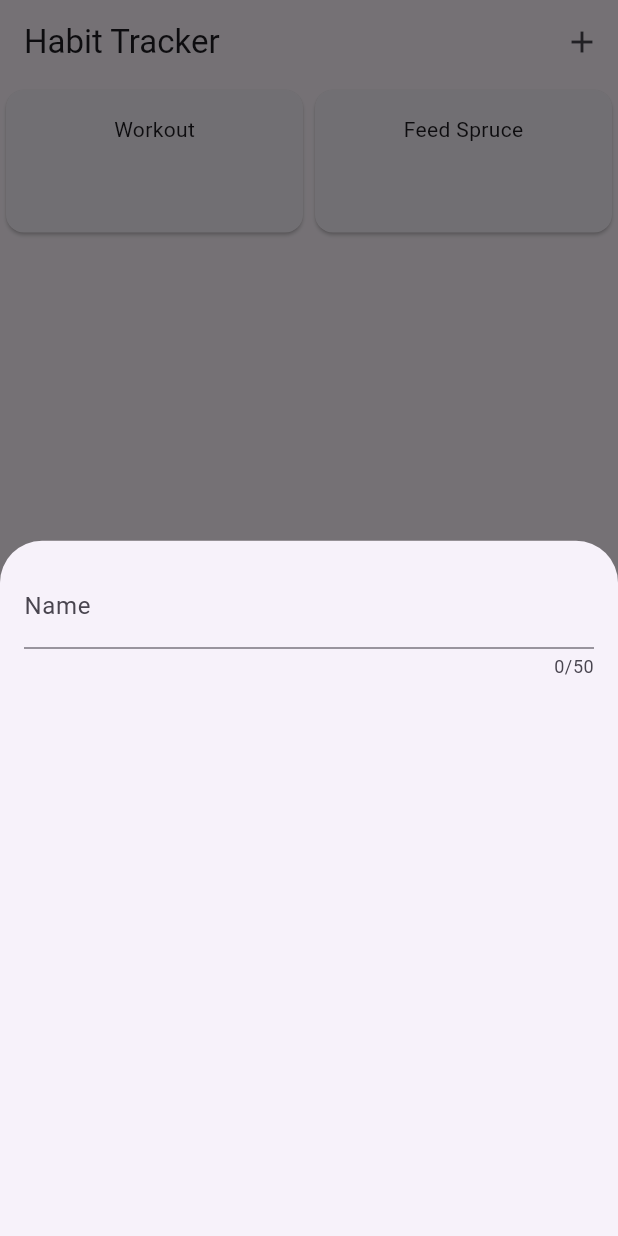
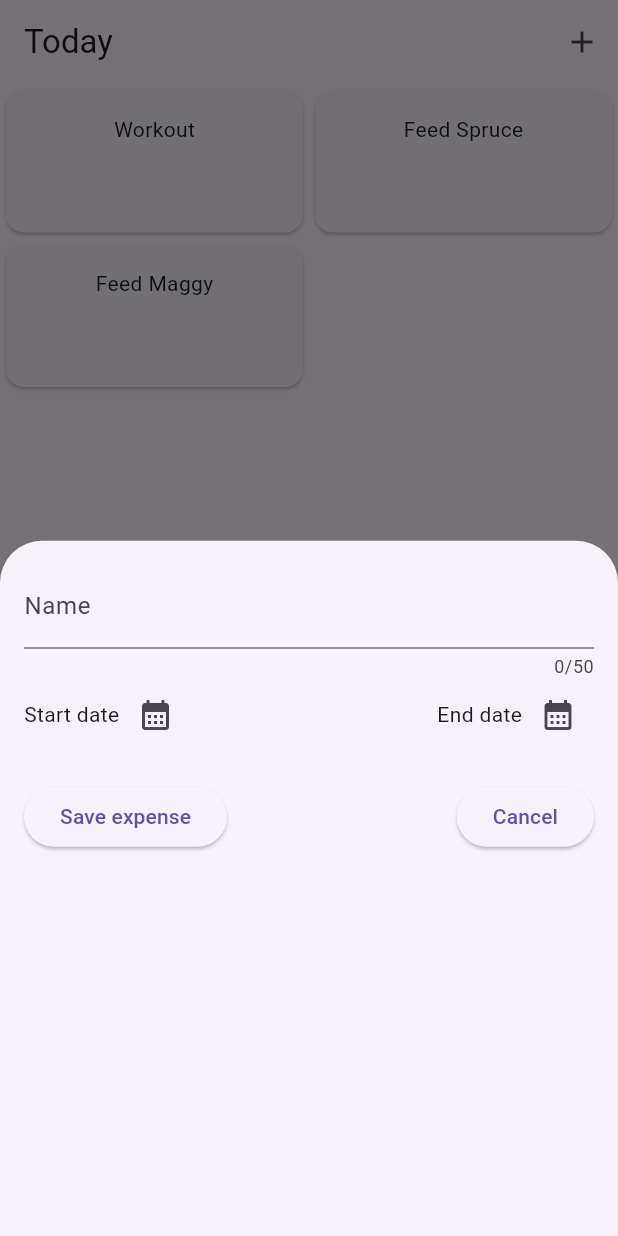
Before and after one commit to denysboitsov/habit-tracker, a Flutter app: the screen it shows after launch, after a tap on the "add" icon, on a phone screen of 412 x 824 dp. Run offline on Flutter 3.47's test engine with Material 3 defaults, Android fonts, the phone set to English and light mode, and no system bars.

Commit message:
add start and end date picker, save and cancel button

```diff
--- a/lib/widgets/habit_tracker.dart
+++ b/lib/widgets/habit_tracker.dart
@@ -28,13 +28,16 @@ class _HabitTrackerState extends State<HabitTracker> {
     Habit(
       name: "Feed Spruce",
     ),
+    Habit(
+      name: "Feed Maggy",
+    ),
   ];
 
   @override
   Widget build(BuildContext context) {
     return Scaffold(
       appBar: AppBar(
-        title: Text('Habit Tracker'),
+        title: Text('Today'),
         actions: [
           IconButton(onPressed: _openAddHabitOverlay, icon: Icon(Icons.add)),
         ],
--- a/lib/widgets/new_habit/new_habit.dart
+++ b/lib/widgets/new_habit/new_habit.dart
@@ -1,5 +1,8 @@
 import 'package:habit_tracker/models/habit.dart';
 import 'package:flutter/material.dart';
+import 'package:intl/intl.dart';
+
+final formatter = DateFormat.yMd();
 
 class NewHabit extends StatefulWidget {
   const NewHabit({super.key});
@@ -12,6 +15,26 @@ class NewHabit extends StatefulWidget {
 
 class _NewHabitState extends State<NewHabit> {
   final _nameController = TextEditingController();
+  DateTime? _selectedStartDate;
+  DateTime? _selectedEndDate;
+
+  void _startDatePicker() async {
+    final now = DateTime.now();
+    final firstDate = DateTime(now.year - 1, now.month, now.day);
+    final pickedDate = await showDatePicker(context: context, firstDate: firstDate, lastDate: now);
+    setState(() {
+      _selectedStartDate = pickedDate;
+    });
+  }
+
+  void _endDatePicker() async {
+    final now = DateTime.now();
+    final firstDate = DateTime(now.year - 1, now.month, now.day);
+    final pickedDate = await showDatePicker(context: context, firstDate: firstDate, lastDate: now);
+    setState(() {
+      _selectedEndDate = pickedDate;
+    });
+  }
 
   @override
   void dispose() {
@@ -33,6 +56,46 @@ class _NewHabitState extends State<NewHabit> {
                 label: Text("Name"),
               ),
             ),
+            Row(
+              children: [
+                Expanded(
+                  child: Row(
+                    mainAxisAlignment: MainAxisAlignment.end,
+                    crossAxisAlignment: CrossAxisAlignment.center,
+                    children: [
+                      Text(_selectedStartDate == null ? "Start date" : "Start date: " + formatter.format(_selectedStartDate!)), // ! forces dart to assume that this cannot be null
+                      IconButton(
+                        onPressed: _startDatePicker,
+                        icon: Icon(Icons.calendar_month),
+                      ),
+                      Spacer(),
+                      Text(_selectedEndDate == null ? "End date" : "End date: " + formatter.format(_selectedEndDate!)), // ! forces dart to assume that this cannot be null
+                      IconButton(
+                        onPressed: _endDatePicker,
+                        icon: Icon(Icons.calendar_month),
+                      )
+                    ],
+                  ),
+                ),
+              ],
+            ),
+            SizedBox(height: 20,),
+            Row(children: [
+              ElevatedButton(
+                onPressed: () {
+                  print(_nameController.text);
+                },
+                child: Text('Save expense'),
+              ),
+              const Spacer(),
+              ElevatedButton(
+                onPressed: () {
+                  Navigator.pop(
+                      context); // removes the current overlay from the screen
+                },
+                child: Text('Cancel'),
+              )
+            ]),
           ],
         ));
   }
--- a/pubspec.yaml
+++ b/pubspec.yaml
@@ -36,6 +36,7 @@ dependencies:
   # Use with the CupertinoIcons class for iOS style icons.
   cupertino_icons: ^1.0.6
   uuid: ^4.4.0
+  intl: ^0.19.0
 
 dev_dependencies:
   flutter_test:
```
Also changed, not shown: pubspec.lock.
